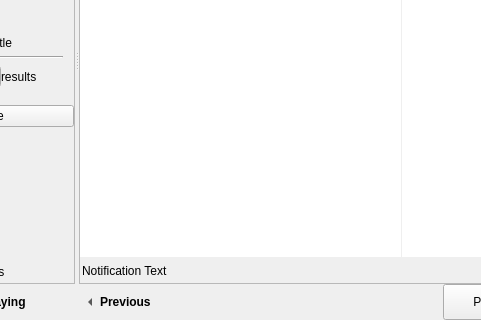
First picture: the form in src/mainwindow.ui, repository KDE/bangarang, before the edit; both pictures show x 96 to 577 and y 200 to 520 of the 740 by 520 pixel window.
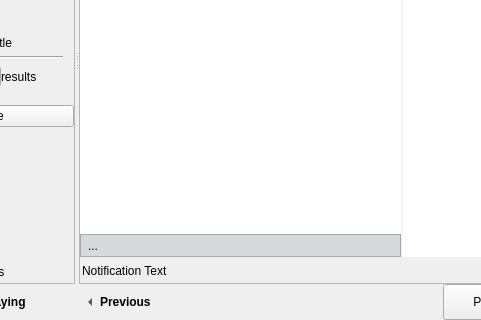
Second picture: the form after the edit. The open tabs and pages were chosen to show the change. Icons and pictures are not drawn. Custom widgets are drawn as their Qt base class.

Commit message: Added a playlistView that cares about the playlist. It's possible to have a context menu for the playlist now.

```diff
--- a/src/mainwindow.ui
+++ b/src/mainwindow.ui
@@ -1790,6 +1790,108 @@
                          </attribute>
                         </widget>
                        </item>
+                       <item>
+                        <widget class="QFrame" name="mediaListFilter">
+                         <property name="palette">
+                          <palette>
+                           <active>
+                            <colorrole role="Base">
+                             <brush brushstyle="SolidPattern">
+                              <color alpha="255">
+                               <red>255</red>
+                               <green>255</green>
+                               <blue>255</blue>
+                              </color>
+                             </brush>
+                            </colorrole>
+                            <colorrole role="Window">
+                             <brush brushstyle="SolidPattern">
+                              <color alpha="255">
+                               <red>215</red>
+                               <green>217</green>
+                               <blue>219</blue>
+                              </color>
+                             </brush>
+                            </colorrole>
+                           </active>
+                           <inactive>
+                            <colorrole role="Base">
+                             <brush brushstyle="SolidPattern">
+                              <color alpha="255">
+                               <red>255</red>
+                               <green>255</green>
+                               <blue>255</blue>
+                              </color>
+                             </brush>
+                            </colorrole>
+                            <colorrole role="Window">
+                             <brush brushstyle="SolidPattern">
+                              <color alpha="255">
+                               <red>215</red>
+                               <green>217</green>
+                               <blue>219</blue>
+                              </color>
+                             </brush>
+                            </colorrole>
+                           </inactive>
+                           <disabled>
+                            <colorrole role="Base">
+                             <brush brushstyle="SolidPattern">
+                              <color alpha="255">
+                               <red>215</red>
+                               <green>217</green>
+                               <blue>219</blue>
+                              </color>
+                             </brush>
+                            </colorrole>
+                            <colorrole role="Window">
+                             <brush brushstyle="SolidPattern">
+                              <color alpha="255">
+                               <red>215</red>
+                               <green>217</green>
+                               <blue>219</blue>
+                              </color>
+                             </brush>
+                            </colorrole>
+                           </disabled>
+                          </palette>
+                         </property>
+                         <property name="autoFillBackground">
+                          <bool>true</bool>
+                         </property>
+                         <property name="frameShape">
+                          <enum>QFrame::StyledPanel</enum>
+                         </property>
+                         <property name="frameShadow">
+                          <enum>QFrame::Plain</enum>
+                         </property>
+                         <property name="lineWidth">
+                          <number>0</number>
+                         </property>
+                         <layout class="QHBoxLayout" name="horizontalLayout_29">
+                          <property name="margin">
+                           <number>0</number>
+                          </property>
+                          <item>
+                           <widget class="QToolButton" name="mediaListFilterClose">
+                            <property name="text">
+                             <string>...</string>
+                            </property>
+                            <property name="icon">
+                             <iconset>
+                              <normaloff>../../../../../../usr/share/icons/default.kde4/16x16/actions/dialog-close.png</normaloff>../../../../../../usr/share/icons/default.kde4/16x16/actions/dialog-close.png</iconset>
+                            </property>
+                            <property name="autoRaise">
+                             <bool>true</bool>
+                            </property>
+                           </widget>
+                          </item>
+                          <item>
+                           <widget class="KFilterProxySearchLine" name="mediaListFilterProxyLine"/>
+                          </item>
+                         </layout>
+                        </widget>
+                       </item>
                       </layout>
                      </widget>
                      <widget class="QWidget" name="semanticsHolder" native="true">
@@ -7075,7 +7177,12 @@
   <customwidget>
    <class>MediaView</class>
    <extends>QTreeView</extends>
-   <header location="global">mediaview.h</header>
+   <header>mediaview.h</header>
+  </customwidget>
+  <customwidget>
+   <class>PlaylistView</class>
+   <extends>QTreeView</extends>
+   <header location="global">playlistview.h</header>
   </customwidget>
  </customwidgets>
  <tabstops>
```
Left out of the diff: 38 changed lines with no effect on the pictures. The commit also changes 11 other files.
